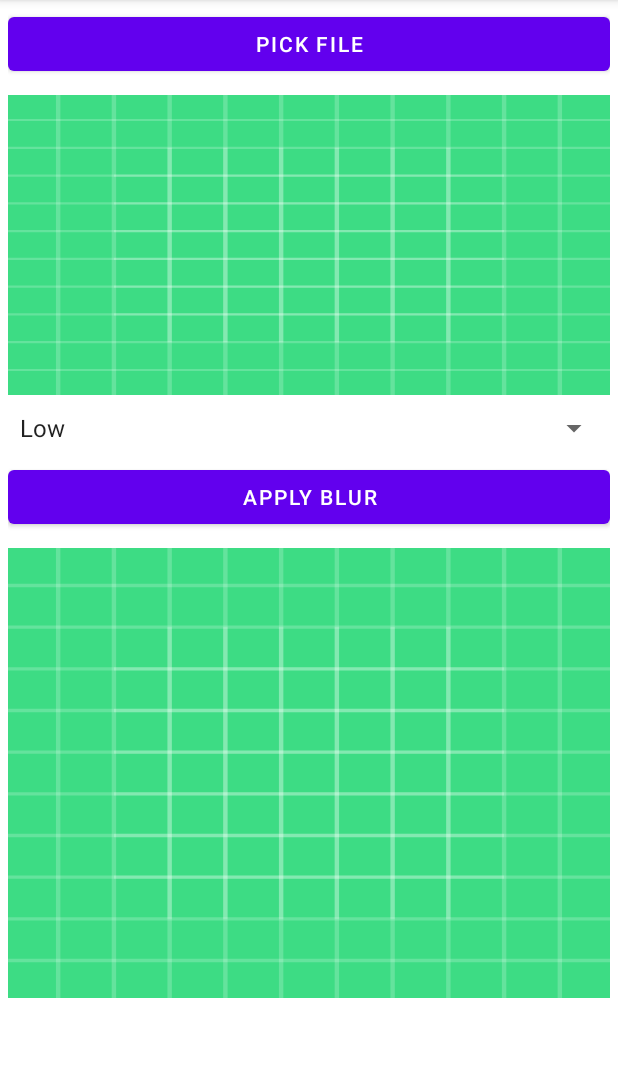
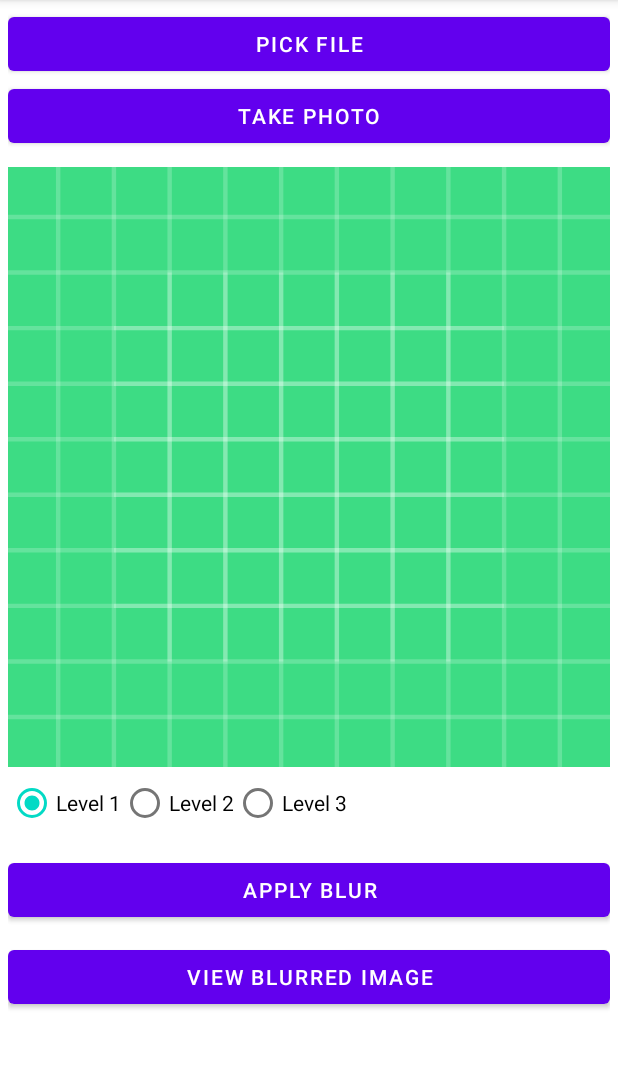
Before and after one commit to Sopianna082/24001116-synrgy7-sop-drakor-ch3, an Android app: the BlurActivity screen opened directly, with no data from a screen before it, on a phone screen of 412 x 824 dp, the part 84-1153 px from its top. Run offline under Robolectric (Android 15) with nearby library versions, the phone set to English and light mode, and no system bars; our stand-ins replace data binding.

Commit message:
menambahkan data berupa image foto user dan perbaiki blur foto

```diff
--- a/app/src/main/java/com/belajar/drakor/activity/blurfoto/BlurWorker.kt
+++ b/app/src/main/java/com/belajar/drakor/activity/blurfoto/BlurWorker.kt
@@ -16,7 +16,7 @@ class BlurWorker(context: Context, workerParams: WorkerParameters) : Worker(cont
 
         return try {
             val bitmap = BitmapFactory.decodeFile(imagePath) ?: return Result.failure()
-            val blurredBitmap = blurBitmap(applicationContext, bitmap, blurLevel.toFloat())
+            val blurredBitmap = blurBitmap(applicationContext, bitmap, blurLevel * 5f)
             val outputFile = File(applicationContext.cacheDir, "blurred_image.png")
 
             FileOutputStream(outputFile).use { out ->
@@ -25,7 +25,7 @@ class BlurWorker(context: Context, workerParams: WorkerParameters) : Worker(cont
 
             Result.success()
         } catch (e: Exception) {
-            e.printStackTrace()  // Print the stack trace of the exception for debugging
+            e.printStackTrace()
             Result.failure()
         }
     }
--- a/app/src/main/java/com/belajar/drakor/activity/main/MainActivity.kt
+++ b/app/src/main/java/com/belajar/drakor/activity/main/MainActivity.kt
@@ -14,6 +14,7 @@ import com.belajar.drakor.activity.designpatternmvvm.view.LoginActivity
 import com.belajar.drakor.activity.home.HomeActivity
 import com.belajar.drakor.activity.home.ImageLoaderActivity
 import com.belajar.drakor.activity.home.LocationActivity
+import com.belajar.drakor.activity.unggahfoto.UserProfileActivity
 import com.belajar.drakor.activity.user.UserActivity
 import com.belajar.drakor.datastore.UserPreferences
 import kotlinx.coroutines.flow.first
@@ -97,6 +98,11 @@ class MainActivity : AppCompatActivity() {
                 buttonBlurFoto.setOnClickListener {
                     startActivity(Intent(this@MainActivity, BlurActivity::class.java))
                 }
+
+                val buttonUserProfile: Button = findViewById(R.id.buttonUnggahFoto)
+                buttonUserProfile.setOnClickListener {
+                    startActivity(Intent(this@MainActivity, UserProfileActivity::class.java))
+                }
             } else {
                 startActivity(Intent(this@MainActivity, LoginActivity::class.java))
                 finish()
--- /dev/null
+++ b/app/src/main/java/com/belajar/drakor/activity/unggahfoto/SaveImageWorker.kt
@@ -0,0 +1,4 @@
+package com.belajar.drakor.activity.unggahfoto
+
+class SaveImageWorker {
+}
--- /dev/null
+++ b/app/src/main/java/com/belajar/drakor/activity/unggahfoto/UserRepository.kt
@@ -0,0 +1,4 @@
+package com.belajar.drakor.activity.unggahfoto
+
+class UserRepository {
+}
--- /dev/null
+++ b/app/src/main/java/com/belajar/drakor/activity/unggahfoto/bindImage.kt
@@ -0,0 +1,4 @@
+package com.belajar.drakor.activity.unggahfoto
+
+class bindImage {
+}
--- a/app/src/main/res/layout/activity_blur.xml
+++ b/app/src/main/res/layout/activity_blur.xml
@@ -8,47 +8,89 @@
             type="com.belajar.drakor.activity.blurfoto.BlurViewModel" />
     </data>
 
-    <LinearLayout
+    <androidx.constraintlayout.widget.ConstraintLayout
         android:layout_width="match_parent"
         android:layout_height="match_parent"
-        android:orientation="vertical"
         android:padding="5dp">
 
         <Button
             android:id="@+id/buttonPickFile"
-            android:layout_width="match_parent"
+            android:layout_width="0dp"
             android:layout_height="wrap_content"
-            android:text="Pick File" />
+            android:text="Pick File"
+            app:layout_constraintTop_toTopOf="parent"
+            app:layout_constraintStart_toStartOf="parent"
+            app:layout_constraintEnd_toEndOf="parent" />
+
+        <Button
+            android:id="@+id/buttonTakePhoto"
+            android:layout_width="0dp"
+            android:layout_height="wrap_content"
+            android:text="Take Photo"
+            app:layout_constraintTop_toBottomOf="@id/buttonPickFile"
+            app:layout_constraintStart_toStartOf="parent"
+            app:layout_constraintEnd_toEndOf="parent" />
 
         <ImageView
             android:id="@+id/imageViewSelected"
             android:layout_width="match_parent"
-            android:layout_height="200dp"
+            android:layout_height="400dp"
+            android:layout_marginTop="10dp"
             android:background="@drawable/ic_launcher_background"
-            android:layout_marginTop="10dp"
-            android:scaleType="centerCrop"/>
+            android:scaleType="centerCrop"
+            app:layout_constraintTop_toBottomOf="@id/buttonTakePhoto"
+            app:layout_constraintStart_toStartOf="parent"
+            app:layout_constraintEnd_toEndOf="parent"
+            app:layout_constraintBottom_toTopOf="@id/radioGroupBlurLevel" />
 
-        <Spinner
-            android:id="@+id/spinnerBlurLevel"
-            android:layout_width="match_parent"
+        <RadioGroup
+            android:id="@+id/radioGroupBlurLevel"
+            android:layout_width="0dp"
             android:layout_height="wrap_content"
-            android:entries="@array/blur_levels"
-            android:layout_marginTop="10dp" />
+            android:orientation="horizontal"
+            app:layout_constraintTop_toBottomOf="@id/imageViewSelected"
+            app:layout_constraintStart_toStartOf="parent"
+            app:layout_constraintEnd_toEndOf="parent">
+
+            <RadioButton
+                android:id="@+id/radioLevel1"
+                android:layout_width="wrap_content"
+                android:layout_height="wrap_content"
+                android:text="Level 1"
+                android:checked="true"/>
+
+            <RadioButton
+                android:id="@+id/radioLevel2"
+                android:layout_width="wrap_content"
+                android:layout_height="wrap_content"
+                android:text="Level 2" />
+
+            <RadioButton
+                android:id="@+id/radioLevel3"
+                android:layout_width="wrap_content"
+                android:layout_height="wrap_content"
+                android:text="Level 3" />
+        </RadioGroup>
 
         <Button
             android:id="@+id/buttonApplyBlur"
-            android:layout_width="match_parent"
+            android:layout_width="0dp"
             android:layout_height="wrap_content"
             android:text="Apply Blur"
-            android:layout_marginTop="10dp" />
+            android:layout_marginTop="10dp"
+            app:layout_constraintTop_toBottomOf="@id/radioGroupBlurLevel"
+            app:layout_constraintStart_toStartOf="parent"
+            app:layout_constraintEnd_toEndOf="parent" />
 
-        <ImageView
-            android:id="@+id/imageViewBlurred"
-            android:layout_width="match_parent"
-            android:layout_height="300dp"
-            android:background="@drawable/ic_launcher_background"
-            android:scaleType="centerCrop"
-            android:layout_marginTop="10dp" />
+        <Button
+            android:id="@+id/buttonViewBlurredImage"
+            android:layout_width="0dp"
+            android:layout_height="wrap_content"
+            android:text="View Blurred Image"
+            android:layout_marginTop="10dp"
+            app:layout_constraintTop_toBottomOf="@id/buttonApplyBlur"
+            app:layout_constraintStart_toStartOf="parent"
+            app:layout_constraintEnd_toEndOf="parent" />
 
-    </LinearLayout>
+    </androidx.constraintlayout.widget.ConstraintLayout>
 </layout>
--- a/app/src/main/res/values/strings.xml
+++ b/app/src/main/res/values/strings.xml
@@ -5,4 +5,5 @@
         <item>Medium</item>
         <item>High</item>
     </string-array>
+    <string name="change_profile_picture">Change Profile Picture</string>
 </resources>
--- /dev/null
+++ b/app/src/main/res/xml/file_paths.xml
@@ -0,0 +1,6 @@
+<?xml version="1.0" encoding="utf-8"?>
+<paths xmlns:android="http://schemas.android.com/apk/res/android">
+    <cache-path
+        name="cache"
+        path="." />
+</paths>
```
Also changed, not shown: app/src/main/AndroidManifest.xml (+11 -0 lines), app/src/main/java/com/belajar/drakor/activity/blurfoto/BlurActivity.kt (+44 -4 lines), app/src/main/java/com/belajar/drakor/activity/blurfoto/BlurViewModel.kt (+18 -3 lines), app/src/main/java/com/belajar/drakor/activity/unggahfoto/BindingAdapters.kt (added, +14 -0 lines), app/src/main/java/com/belajar/drakor/activity/unggahfoto/UserProfileActivity.kt (added, +41 -0 lines), app/src/main/java/com/belajar/drakor/activity/unggahfoto/UserProfileViewModel.kt (added, +54 -0 lines), app/src/main/res/layout/activity_main.xml (+11 -0 lines), app/src/main/res/layout/activity_user_profile.xml (added, +35 -0 lines), app/src/main/java/com/belajar/drakor/activity/blurfoto/BlurUtils.kt (line endings or trailing spaces).
